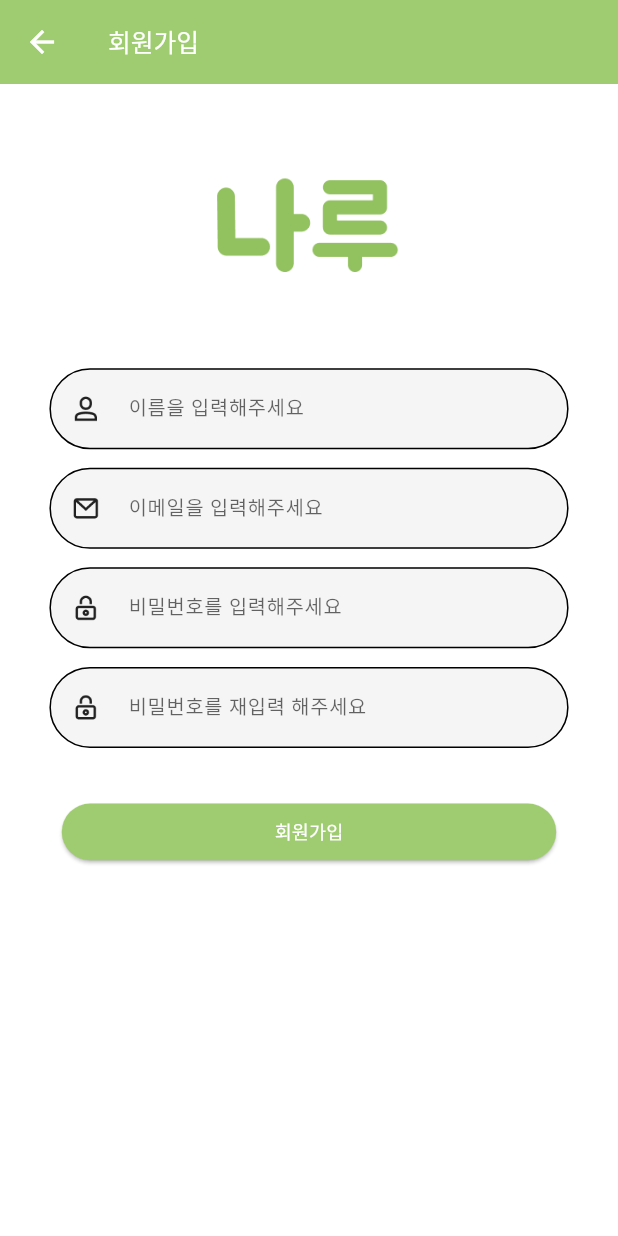
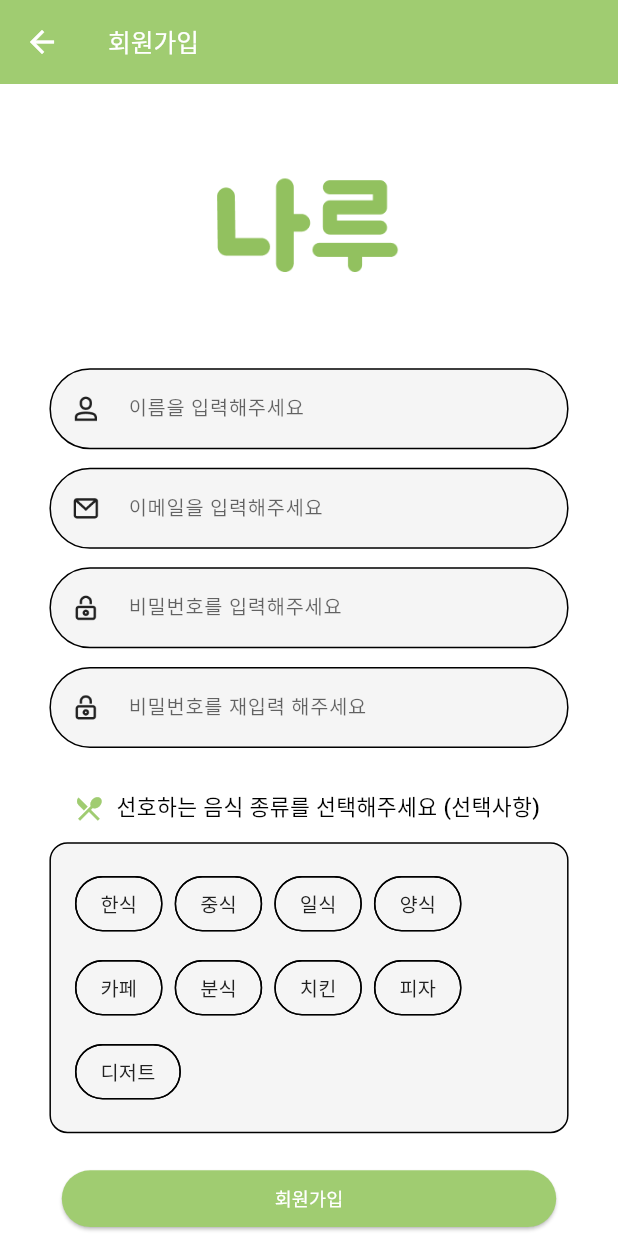
Before and after one commit to crepas/Start_up, a Flutter app: the SignupScreen screen opened directly, on a phone screen of 412 x 824 dp. Run offline on Flutter 3.47's test engine with Material 3 defaults, Android fonts, the light colour scheme and no system bars; our stand-ins replace cached_network_image, geolocator, image_picker, permission_handler, shared_preferences; missing offline and left inert: flutter_naver_map, kakao_flutter_sdk_user; accounts and stored records are empty; network calls fail.

Commit message:
06/10 승우

```diff
--- a/lib/screens/MainScreen.dart
+++ b/lib/screens/MainScreen.dart
@@ -141,7 +141,6 @@ class _MainScreenState extends State<MainScreen> {
         'lng': inhaBackGateLng.toString(),
         'radius': '2000', // 2km 반경
         'limit': '50',
-        'sort': 'rating',
       };
 
       final uri = Uri.parse('$baseUrl/restaurants').replace(
@@ -271,7 +270,6 @@ class _MainScreenState extends State<MainScreen> {
         'lng': inhaBackGateLng.toString(),
         'radius': '2000', // 2km 반경
         'limit': '20', // 홈 화면용으로 20개만
-        'sort': 'rating',
       };
 
       final uri = Uri.parse('$baseUrl/restaurants').replace(
@@ -807,8 +805,6 @@ class _MainScreenState extends State<MainScreen> {
                   // 평점과 좋아요
                   Row(
                     children: [
-                      Icon(Icons.star, color: colorScheme.primary, size: 16),
-                      SizedBox(width: 2),
                       Icon(Icons.favorite, color: Colors.red, size: 16),
                       SizedBox(width: 2),
                       Text(
--- a/lib/screens/signup.dart
+++ b/lib/screens/signup.dart
@@ -25,6 +25,9 @@ class _SignupScreenState extends State<SignupScreen> {
 
   // 로딩 상태
   bool _isLoading = false;
+
+  Set<String> _selectedFoodTypes = {};
+  final List<String> _availableFoodTypes = ['한식', '중식', '일식', '양식', '카페', '분식', '치킨', '피자', '디저트'];
 
   @override
   void dispose() {
@@ -128,6 +131,9 @@ class _SignupScreenState extends State<SignupScreen> {
         'username': _usernameController.text.trim(),
         'email': _emailController.text.trim(),
         'password': _passwordController.text,
+        'preferences': {
+          'foodTypes': _selectedFoodTypes.toList(), // 선호 음식 타입 추가
+        },
       };
 
       // POST 요청 보내기
@@ -227,6 +233,10 @@ class _SignupScreenState extends State<SignupScreen> {
 
               // 입력 필드
               _buildTextFields(screenWidth, screenHeight),
+              SizedBox(height: screenHeight * 0.02),
+
+              // 선호 음식 선택 섹션 추가
+              _buildFoodPreferenceSection(screenWidth, screenHeight),
               SizedBox(height: screenHeight * 0.03),
 
               // 회원가입 버튼
@@ -266,6 +276,99 @@ class _SignupScreenState extends State<SignupScreen> {
           ),
         ),
       ),
+    );
+  }
+
+  // 선호 음식 선택 섹션 빌드
+  Widget _buildFoodPreferenceSection(double screenWidth, double screenHeight) {
+    final theme = Theme.of(context);
+    final colorScheme = theme.colorScheme;
+
+    return Column(
+      crossAxisAlignment: CrossAxisAlignment.start,
+      children: [
+        // 섹션 제목
+        Padding(
+          padding: EdgeInsets.only(left: 16, bottom: 12),
+          child: Row(
+            children: [
+              Icon(
+                Icons.restaurant_menu,
+                color: colorScheme.primary,
+                size: screenWidth * 0.05,
+              ),
+              SizedBox(width: 8),
+              Text(
+                '선호하는 음식 종류를 선택해주세요 (선택사항)',
+                style: TextStyle(
+                  fontSize: screenWidth * 0.035,
+                  fontWeight: FontWeight.w500,
+                  color: theme.textTheme.titleMedium?.color,
+                ),
+              ),
+            ],
+          ),
+        ),
+
+        // 음식 타입 선택 칩들
+        Container(
+          width: double.infinity,
+          padding: EdgeInsets.all(16),
+          decoration: BoxDecoration(
+            color: theme.cardColor,
+            borderRadius: BorderRadius.circular(12),
+            border: Border.all(color: theme.dividerColor),
+          ),
+          child: Wrap(
+            spacing: 8,
+            runSpacing: 8,
+            children: _availableFoodTypes.map((foodType) {
+              final isSelected = _selectedFoodTypes.contains(foodType);
+              return FilterChip(
+                label: Text(
+                  foodType,
+                  style: TextStyle(
+                    fontSize: screenWidth * 0.032,
+                    color: isSelected ? colorScheme.onPrimary : theme.textTheme.bodyMedium?.color,
+                  ),
+                ),
+                selected: isSelected,
+                onSelected: (selected) {
+                  setState(() {
+                    if (selected) {
+                      _selectedFoodTypes.add(foodType);
+                    } else {
+                      _selectedFoodTypes.remove(foodType);
+                    }
+                  });
+                },
+                backgroundColor: theme.cardColor,
+                selectedColor: colorScheme.primary,
+                checkmarkColor: colorScheme.onPrimary,
+                side: BorderSide(
+                  color: isSelected ? colorScheme.primary : theme.dividerColor,
+                ),
+                shape: RoundedRectangleBorder(
+                  borderRadius: BorderRadius.circular(20),
+                ),
+              );
+            }).toList(),
+          ),
+        ),
+
+        // 선택된 개수 표시
+        if (_selectedFoodTypes.isNotEmpty)
+          Padding(
+            padding: EdgeInsets.only(left: 16, top: 8),
+            child: Text(
+              '${_selectedFoodTypes.length}개 선택됨',
+              style: TextStyle(
+                fontSize: screenWidth * 0.03,
+                color: colorScheme.primary,
+              ),
+            ),
+          ),
+      ],
     );
   }
 
```
Also changed, not shown: lib/screens/EditProfileScreen.dart (+33 -46 lines).
